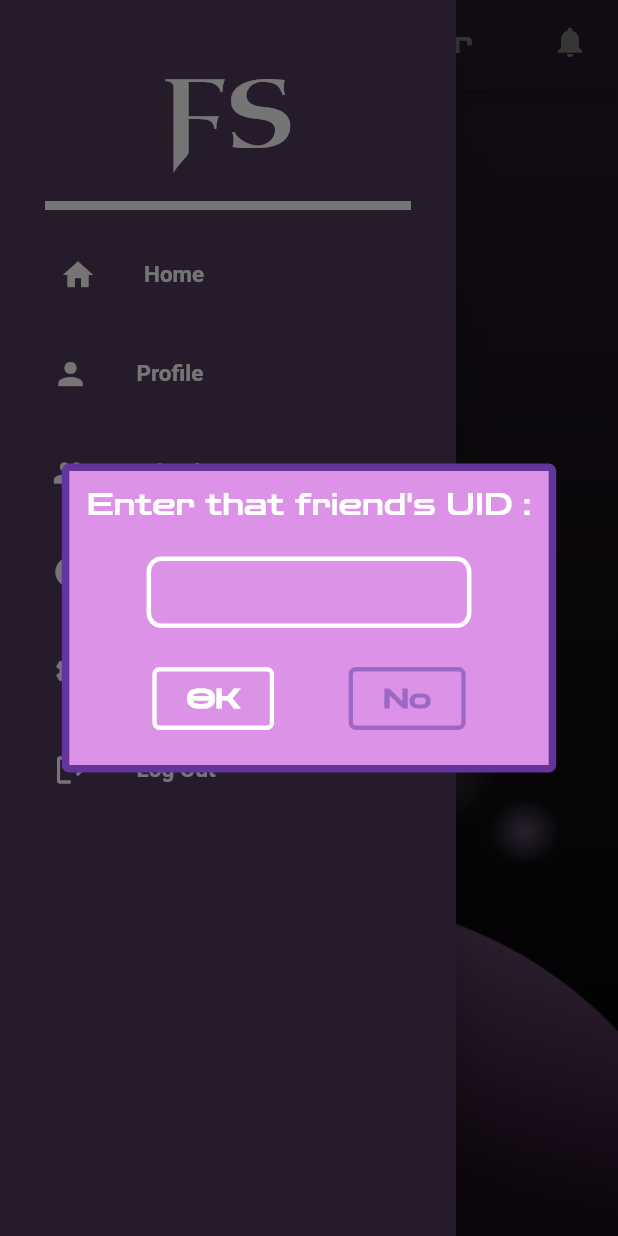
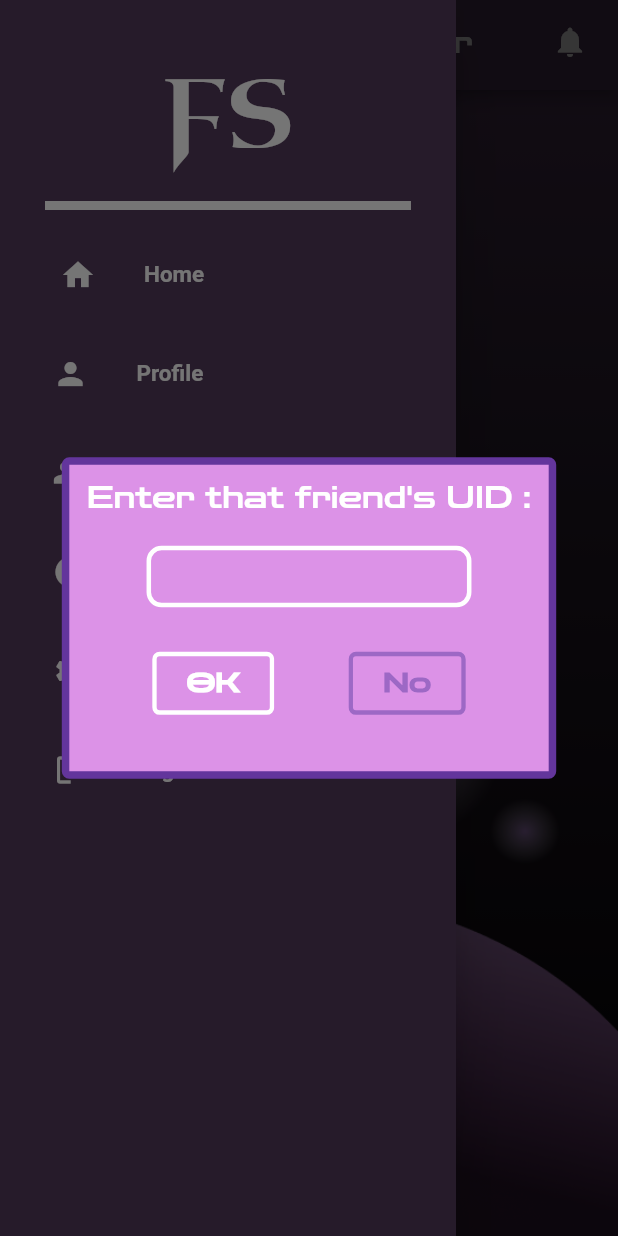
Before and after one commit to ThanhTrung2001/Familliar_Stranger_App, a Flutter app: the Home_Screen screen opened by its route, in the side drawer, after a tap on "Add Friend", on a phone screen of 412 x 824 dp. Run offline on Flutter 3.47's test engine with Material 2 defaults, Android fonts, the phone set to English and light mode, and no system bars; our stand-ins replace audioplayers, fluttertoast, image_picker, introduction_screen, socket_io_client; network calls fail; statements that could not run were skipped.

Commit message:
Update Some textfield & Add Toast

```diff
--- a/familiar_stranger/lib/Component/Dialog/dialog_Custom_BigIcon_NoButton.dart
+++ b/familiar_stranger/lib/Component/Dialog/dialog_Custom_BigIcon_NoButton.dart
@@ -32,8 +32,8 @@ class Dialog_BigIcon_NoButton extends StatelessWidget {
       children: <Widget>[
         Image.asset(dialog_image_link,  height: 100, width: 100,),
         Padding(
-          padding: EdgeInsets.only(top: 10, right: 10, left: 10, bottom: 20),
-          child: Text(dialog_content, style: TextStyle(fontFamily: 'ZenDots', fontSize: 18, color: Main_Text),textAlign: TextAlign.center,),
+          padding: EdgeInsets.only(top: 10, right: 10, left: 10, bottom: 10),
+          child: Text(dialog_content, style: TextStyle(fontFamily: 'ZenDots', fontSize: 17, color: Main_Text),textAlign: TextAlign.center,),
           ),
       ],
     ),
--- a/familiar_stranger/lib/Component/Dialog/dialog_Custom_OneTextField.dart
+++ b/familiar_stranger/lib/Component/Dialog/dialog_Custom_OneTextField.dart
@@ -21,7 +21,7 @@ class Dialog_Input_One extends StatelessWidget {
       elevation: 0,
       backgroundColor: Transp_Color,
       child: Container(
-        height: size.height * 0.25,
+        height: size.height * 0.26,
         width: size.width * 0.8,
         decoration: BoxDecoration(
           border:
@@ -45,18 +45,18 @@ class Dialog_Input_One extends StatelessWidget {
                 height: 10,
               ),
               Padding(
-                padding: const EdgeInsets.all(8.0),
+                padding: const EdgeInsets.all(5.0),
                 child: TextField_Input_Dialog(
                     onchanged: (value) {
                       UIDFriend = value;
                     },
                     hint: "",
                     IsPassword: false,
-                    textInputType: TextInputType.number),
+                    textInputType: TextInputType.text),
               ),
               Padding(
                 padding:
-                    EdgeInsets.only(top: 10, right: 10, left: 10, bottom: 20),
+                    EdgeInsets.only(top: 10, right: 10, left: 10, bottom: 15),
                 child: Row(
                   mainAxisAlignment: MainAxisAlignment.center,
                   children: <Widget>[
--- a/familiar_stranger/lib/Component/TextField/Common/textfield_input_dialog.dart
+++ b/familiar_stranger/lib/Component/TextField/Common/textfield_input_dialog.dart
@@ -2,6 +2,7 @@ import 'package:familiar_stranger/Component/TextField/Common/container_common.da
 import 'package:familiar_stranger/Component/TextField/Login/textField_Container.dart';
 import 'package:familiar_stranger/constant.dart';
 import 'package:flutter/material.dart';
+import 'package:flutter/services.dart';
 
 class TextField_Input_Dialog extends StatelessWidget {
   final ValueChanged onchanged;
@@ -21,7 +22,6 @@ class TextField_Input_Dialog extends StatelessWidget {
     return Container_Common(
       child: TextField(
         maxLines: 1,
-        minLines: 1,
         obscureText: IsPassword,
         keyboardType: textInputType,
         textAlign: TextAlign.center,
@@ -50,6 +50,8 @@ class TextField_Input_Dialog extends StatelessWidget {
           hintText: hint,
           hintStyle: TextStyle(color: Sub_Text, fontSize: 15),
           fillColor: Colors.transparent,
+          isDense: true,
+          contentPadding: EdgeInsets.all(10),
         ),
       ),
     );
--- a/familiar_stranger/lib/Component/TextField/Login/Rounded_TextField_Center.dart
+++ b/familiar_stranger/lib/Component/TextField/Login/Rounded_TextField_Center.dart
@@ -41,6 +41,7 @@ class Rounded_TextField_Center extends StatelessWidget {
         hintText: hint, hintStyle: TextStyle(color: Sub_Text, fontSize: 15),
         fillColor: Colors.transparent,
         errorText: validate ? 'Value Can\'t Be Empty' : null,
+        contentPadding: EdgeInsets.all(10),
     ),
       ),
     );
--- a/familiar_stranger/lib/Screen/Profile&Setting/component/Profile_Body.dart
+++ b/familiar_stranger/lib/Screen/Profile&Setting/component/Profile_Body.dart
@@ -175,7 +175,7 @@ class _Profile_BodyState extends State<Profile_Body> {
               ),
               Container(
                   width: 120,
-                  height: 70,
+                  height: 50,
                   child: Rounded_TextField_Center(
                     textInputType: TextInputType.number,
                     IsPassword: false,
--- a/familiar_stranger/pubspec.yaml
+++ b/familiar_stranger/pubspec.yaml
@@ -34,6 +34,7 @@ dependencies:
   progress_dialog: ^1.2.4
   audioplayers: ^0.20.1
   image_picker: ^0.8.5+3
+  fluttertoast: ^8.0.9
   #
 
   flutter:
```
Also changed, not shown: familiar_stranger/lib/Screen/ChatRoom/component/media_Body.dart (+31 -0 lines), familiar_stranger/lib/Screen/Profile&Setting/component/friend_infor_Body.dart (+11 -1 lines), familiar_stranger/pubspec.lock.
